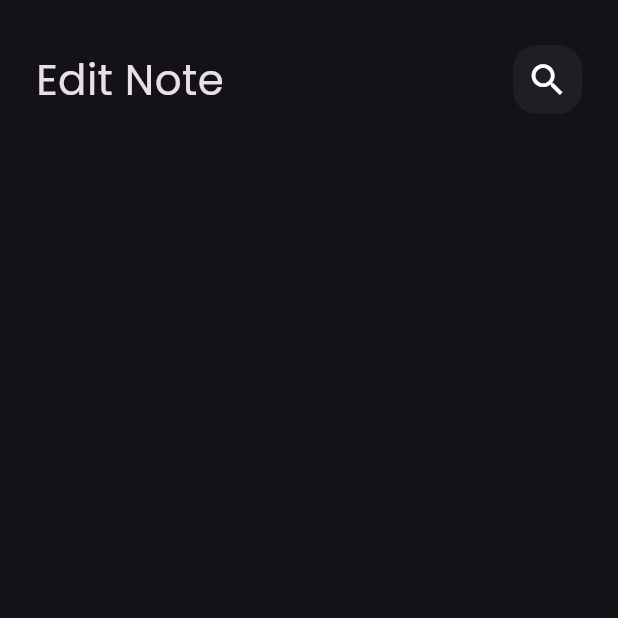
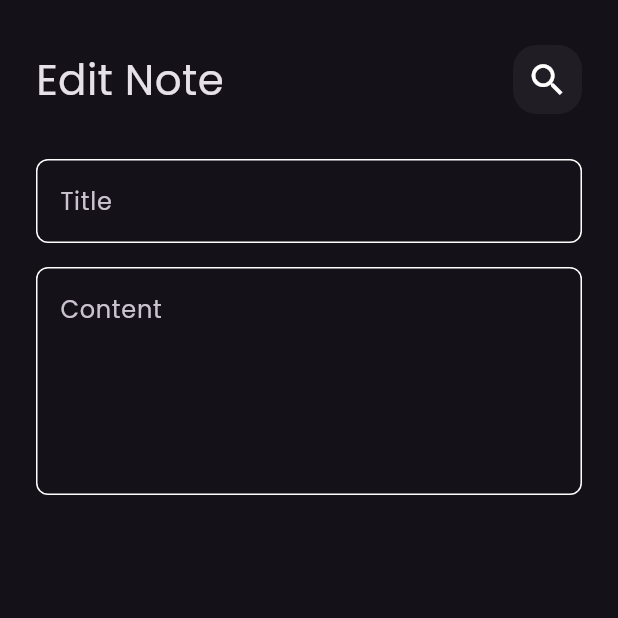
Before and after one commit to FlipKing037/Nodes-App, a Flutter app: the EditNoteView screen opened directly, on a phone screen of 412 x 824 dp, the top half of it. Run offline on Flutter 3.47's test engine with Material 3 defaults, Android fonts, the phone set to English and light mode, and no system bars.

Commit message:
Add CustomTextField EditNoteView and Finash

```diff
--- a/lib/views/edit_note_view.dart
+++ b/lib/views/edit_note_view.dart
@@ -1,5 +1,6 @@
 import 'package:flutter/material.dart';
 import 'package:notes_app/views/widget/custom_appbar.dart';
+import 'package:notes_app/views/widget/custom_text_field.dart';
 
 class EditNoteView extends StatelessWidget {
   const EditNoteView({super.key});
@@ -18,6 +19,17 @@ class EditNoteView extends StatelessWidget {
             title: 'Edit Note',
             icon: Icons.check,
           ),
+          SizedBox(
+            height: 30,
+          ),
+          CustomTextField(hintText: 'Title'),
+          SizedBox(
+            height: 16,
+          ),
+          CustomTextField(
+            hintText: 'Content',
+            maxlines: 5,
+          )
         ],
       ),
     ));
```
